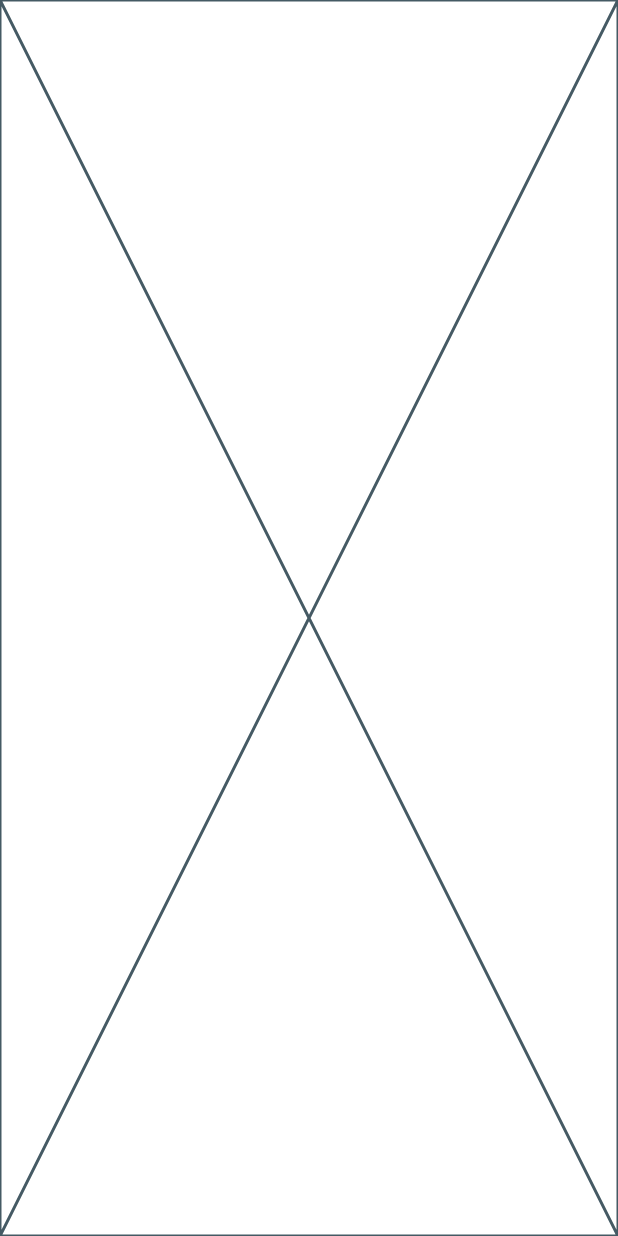
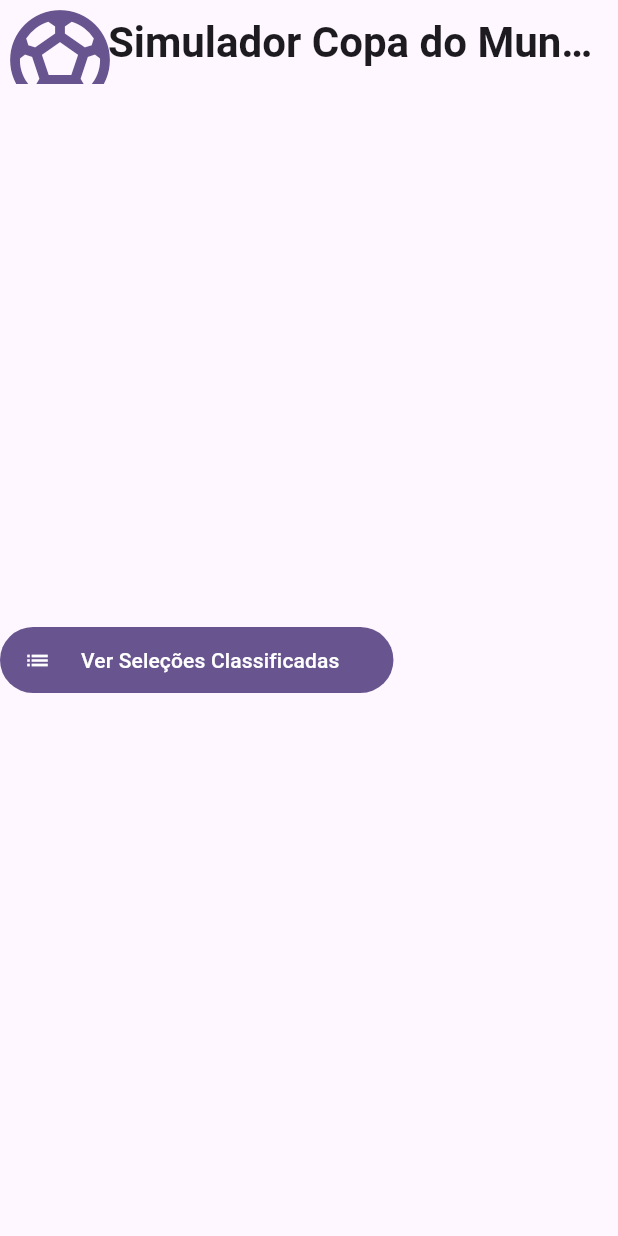
Before and after one commit to FernandoBagagi/flutter_simulador_copa_2026, a Flutter app: the screen it shows after launch, on a phone screen of 412 x 824 dp. Run offline on Flutter 3.47's test engine with Material 3 defaults, Android fonts, the phone set to English and light mode, and no system bars; our stand-ins replace flutter_svg, get_it; project files that could hold a hidden picture were left out.

Commit message:
move e refatora HomeScreen

```diff
--- a/lib/home_screen.dart
+++ /dev/null
@@ -1,10 +0,0 @@
-import 'package:flutter/material.dart';
-
-class HomeScreen extends StatelessWidget {
-  const HomeScreen({super.key});
-
-  @override
-  Widget build(BuildContext context) {
-    return const Placeholder();
-  }
-}
--- a/lib/main.dart
+++ b/lib/main.dart
@@ -1,5 +1,5 @@
 import 'package:flutter/material.dart';
-import 'package:flutter_simulador_copa_2026/home_screen.dart';
+import 'package:flutter_simulador_copa_2026/views/home_screen.dart';
 
 void main() {
   runApp(const MyApp());
--- /dev/null
+++ b/lib/views/home_screen.dart
@@ -0,0 +1,46 @@
+import 'package:flutter/material.dart';
+import 'package:flutter_simulador_copa_2026/views/selecoes_screen.dart';
+
+class HomeScreen extends StatelessWidget {
+  const HomeScreen({super.key});
+
+  @override
+  Widget build(BuildContext context) {
+    return Scaffold(
+      appBar: AppBar(
+        leading: Icon(
+              Icons.sports_soccer,
+              size: 80,
+              color: Theme.of(context).colorScheme.primary,
+            ),
+            title: Text(
+              'Simulador Copa do Mundo 2026',
+              style: Theme.of(
+                context,
+              ).textTheme
+              .headlineMedium
+              ?.copyWith(
+                fontWeight: FontWeight.bold
+                ),
+            ),
+      ),
+      body: Column(
+        mainAxisAlignment: MainAxisAlignment.center,
+        children: [
+          FilledButton.icon(
+            onPressed: () {
+              Navigator.of(context).push(
+                MaterialPageRoute(builder: (_) => const SelecoesScreen()),
+              );
+            },
+            icon: const Icon(Icons.list),
+            label: const Padding(
+              padding: EdgeInsets.all(12.0),
+              child: Text('Ver Seleções Classificadas'),
+            ),
+          ),
+        ],
+      ),
+    );
+  }
+}
```
